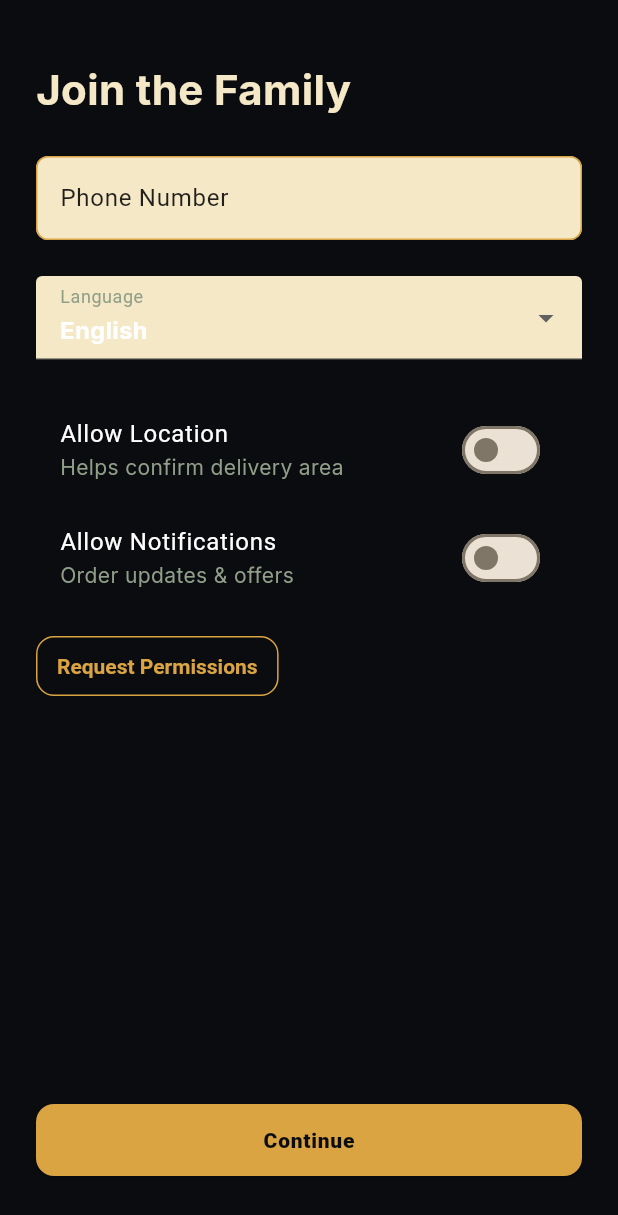
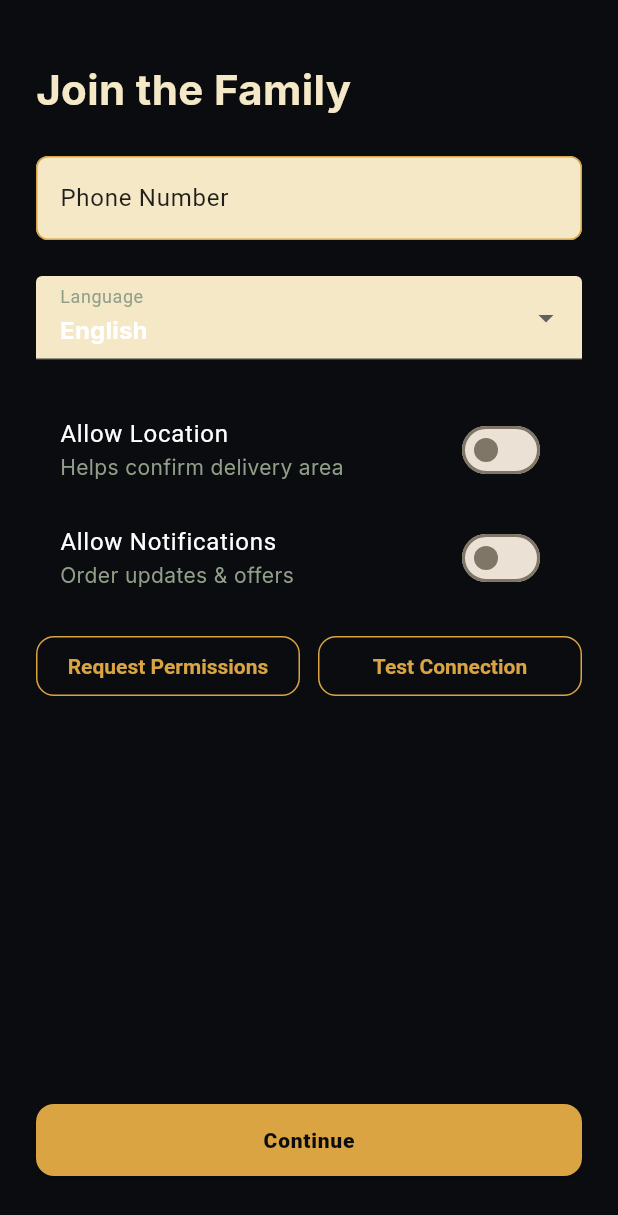
Before and after one commit to Aymanquad/mob-pizza, a Flutter app: the screen it shows after launch, on a phone screen of 412 x 824 dp. Shown: the top 1215 px of the screen. Run offline on Flutter 3.47's test engine with Material 3 defaults, Android fonts, the phone set to English and light mode, and no system bars; our stand-ins replace flutter_svg, go_router, google_fonts, permission_handler, shared_preferences.

```diff
--- a/apps/mobile/lib/screens/onboarding/onboarding_screen.dart
+++ b/apps/mobile/lib/screens/onboarding/onboarding_screen.dart
@@ -8,6 +8,7 @@
 import 'package:permission_handler/permission_handler.dart';
 import 'package:provider/provider.dart';
 import 'package:shared_preferences/shared_preferences.dart';
+import 'package:http/http.dart' as http;
 
 class OnboardingScreen extends StatefulWidget {
   const OnboardingScreen({super.key});
@@ -23,8 +24,10 @@
   bool _allowLocation = false;
   bool _allowNotifications = false;
   bool _submitting = false;
+  bool _testingConnection = false;
   final _service = OnboardingService();
   String? _lastError;
+  String? _connectionStatus;
 
   @override
   void dispose() {
@@ -40,6 +43,63 @@
       _allowLocation = locStatus.isGranted;
       _allowNotifications = notifStatus.isGranted;
     });
+  }
+
+  Future<void> _testConnection() async {
+    setState(() {
+      _testingConnection = true;
+      _connectionStatus = null;
+    });
+
+    try {
+      // Try to reach the backend by making a simple request
+      // We'll try to get a user profile with a test phone number
+      final testUrl = '$apiBaseUrl/users/test123';
+      debugPrint('[onboarding] Testing connection to: $testUrl');
+
+      final response = await http.get(
+        Uri.parse(testUrl),
+        headers: {'Content-Type': 'application/json'},
+      ).timeout(const Duration(seconds: 5));
+
+      if (mounted) {
+        setState(() {
+          _testingConnection = false;
+          if (response.statusCode == 200 || response.statusCode == 404) {
+            // 200 = success, 404 = backend is reachable but user not found (which is fine)
+            _connectionStatus = '✅ Connected! Backend is reachable.';
+          } else {
+            _connectionStatus = '⚠️ Backend responded with status: ${response.statusCode}';
+          }
+        });
+
+        ScaffoldMessenger.of(context).showSnackBar(
+          SnackBar(
+            content: Text(_connectionStatus!),
+            backgroundColor: response.statusCode == 200 || response.statusCode == 404
+                ? Colors.green
+                : Colors.orange,
+            duration: const Duration(seconds: 3),
+          ),
+        );
+      }
+    } catch (e) {
+      if (mounted) {
+        setState(() {
+          _testingConnection = false;
+          _connectionStatus = '❌ Connection failed: ${e.toString()}';
+        });
+
+        ScaffoldMessenger.of(context).showSnackBar(
+          SnackBar(
+            content: Text('❌ Cannot reach backend: ${e.toString()}'),
+            backgroundColor: Colors.red,
+            duration: const Duration(seconds: 4),
+          ),
+        );
+      }
+      debugPrint('[onboarding] Connection test failed: $e');
+    }
   }
 
   Future<void> _submit() async {
@@ -241,7 +301,10 @@
                   activeColor: const Color(0xFFD9A441),
                 ),
                 const SizedBox(height: 12),
-                OutlinedButton(
+                Row(
+                  children: [
+                    Expanded(
+                      child: OutlinedButton(
                         onPressed: _requestPermissions,
                         style: OutlinedButton.styleFrom(
                           foregroundColor: const Color(0xFFD9A441),
@@ -249,6 +312,43 @@
                         ),
                         child: Text(l10n.requestPermissions),
                       ),
+                    ),
+                    const SizedBox(width: 12),
+                    Expanded(
+                      child: OutlinedButton(
+                        onPressed: _testingConnection ? null : _testConnection,
+                        style: OutlinedButton.styleFrom(
+                          foregroundColor: const Color(0xFFD9A441),
+                          side: const BorderSide(color: Color(0xFFD9A441)),
+                        ),
+                        child: _testingConnection
+                            ? const SizedBox(
+                                height: 16,
+                                width: 16,
+                                child: CircularProgressIndicator(
+                                  strokeWidth: 2,
+                                  color: Color(0xFFD9A441),
+                                ),
+                              )
+                            : const Text('Test Connection'),
+                      ),
+                    ),
+                  ],
+                ),
+                if (_connectionStatus != null) ...[
+                  const SizedBox(height: 8),
+                  Text(
+                    _connectionStatus!,
+                    style: TextStyle(
+                      color: _connectionStatus!.startsWith('✅')
+                          ? Colors.green
+                          : _connectionStatus!.startsWith('⚠️')
+                              ? Colors.orange
+                              : Colors.red,
+                      fontSize: 12,
+                    ),
+                  ),
+                ],
                 const Spacer(),
                 SizedBox(
                   width: double.infinity,
--- a/apps/mobile/lib/screens/profile/profile_screen.dart
+++ b/apps/mobile/lib/screens/profile/profile_screen.dart
@@ -109,6 +109,7 @@
         // Save address to MongoDB if provided
         if (addressText.isNotEmpty) {
           // Create or update the default address
+          // Note: coordinates are optional, so we don't include them if not available
           updates['addresses'] = [
             {
               'label': 'home',
@@ -117,6 +118,7 @@
               'state': '', // Optional, can be filled later
               'zipCode': '', // Optional, can be filled later
               'isDefault': true,
+              // Don't include coordinates if not available - backend will handle it
             }
           ];
         }
```
Also changed, not shown: 1 other file. Lines whose indentation alone changed are shown as unchanged.
